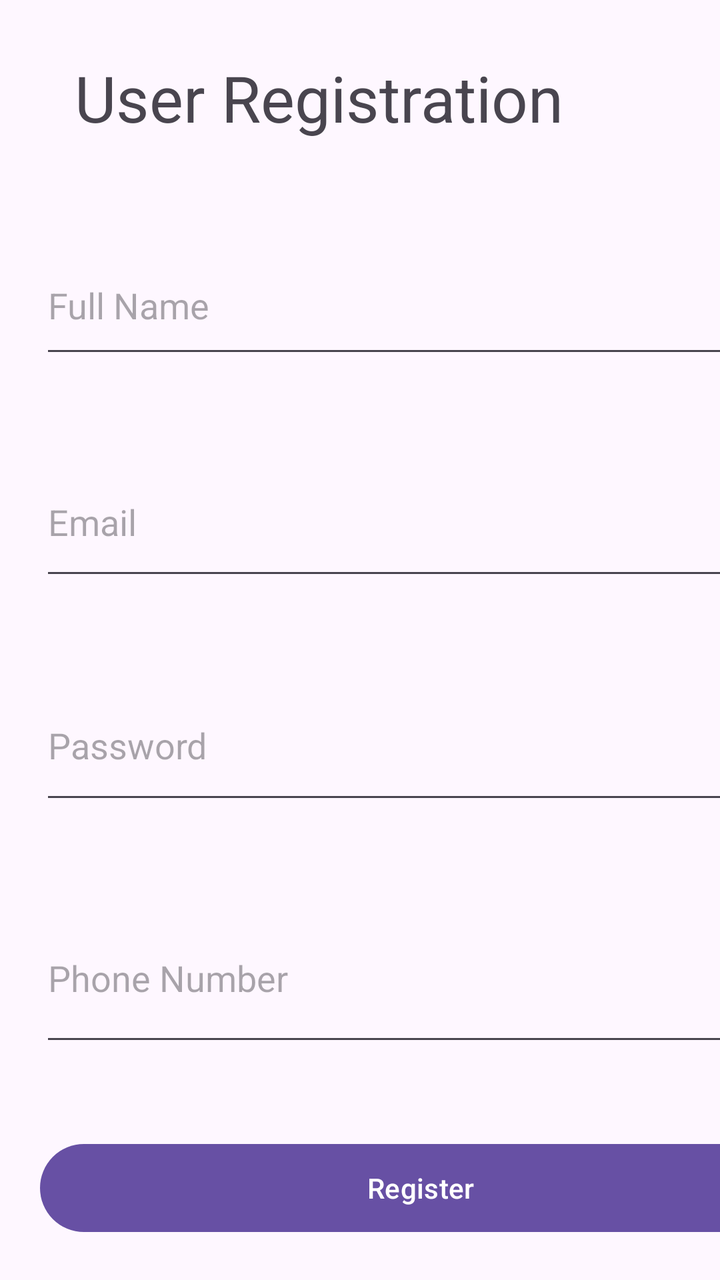
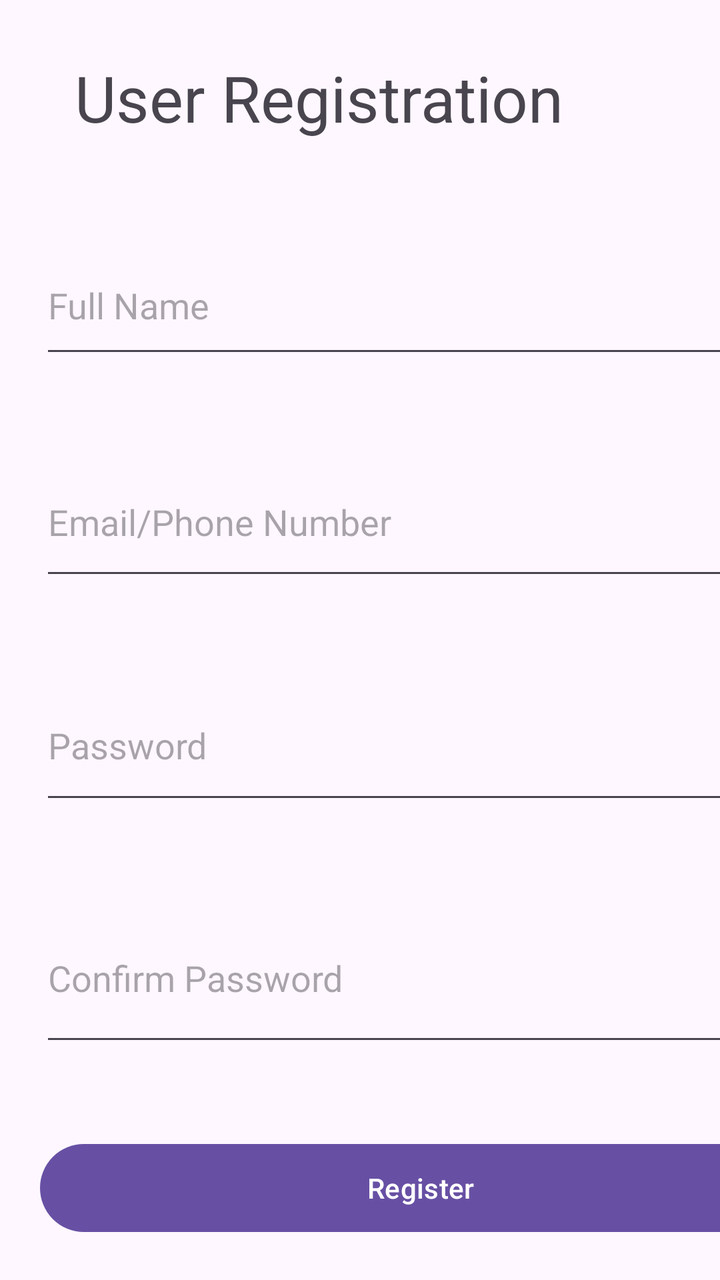

Two renders of the same Android screen: before a commit and after it. Below are the layout's source before the change and the commit's diff.
<!-- AndroidManifest.xml: application theme Theme.FinalProjShab -->
<!-- res/layout/activity_register.xml -->
<?xml version="1.0" encoding="utf-8"?>
<LinearLayout xmlns:android="http://schemas.android.com/apk/res/android"
    xmlns:app="http://schemas.android.com/apk/res-auto"
    xmlns:tools="http://schemas.android.com/tools"
    android:id="@+id/main"
    android:layout_width="match_parent"
    android:layout_height="match_parent"
    android:orientation="vertical"
    tools:context=".ViewPkg.activity_register">

    <TextView
        android:id="@+id/TextView"
        android:layout_width="279dp"
        android:layout_height="58dp"
        android:layout_margin="20dp"
        android:gravity="center"
        android:text="User Registration"
        android:textSize="32sp" />

    <EditText
        android:id="@+id/etFullName"
        android:layout_width="391dp"
        android:layout_height="66dp"
        android:layout_margin="20dp"
        android:ems="10"
        android:hint="Full Name"
        android:inputType="text" />

    <EditText
        android:id="@+id/etEmail"
        android:layout_width="386dp"
        android:layout_height="71dp"
        android:layout_margin="20dp"
        android:ems="10"
        android:hint="Email"
        android:inputType="text" />

    <EditText
        android:id="@+id/etPassword"
        android:layout_width="384dp"
        android:layout_height="72dp"
        android:layout_margin="20dp"
        android:ems="10"
        android:hint="Password"
        android:inputType="text" />

    <EditText
        android:id="@+id/etPhone"
        android:layout_width="378dp"
        android:layout_height="81dp"
        android:layout_margin="20dp"
        android:ems="10"
        android:hint="Phone Number"
        android:inputType="text" />

    <Button
        android:id="@+id/btnRegister"
        android:layout_width="381dp"
        android:layout_height="52dp"
        android:layout_margin="20dp"
        android:text="Register" />
</LinearLayout>
<!-- resources referenced by this layout -->
<resources>
  <style name="Theme.FinalProjShab" parent="Base.Theme.FinalProjShab" />
  <style name="Base.Theme.FinalProjShab" parent="Theme.Material3.DayNight.NoActionBar">
          
          
      </style>
</resources>

<!-- the commit's change to res/layout/activity_register.xml (unified diff, before → after) -->
@@ -32,7 +32,7 @@
         android:layout_height="71dp"
         android:layout_margin="20dp"
         android:ems="10"
-        android:hint="Email"
+        android:hint="Email/Phone Number"
         android:inputType="text" />
 
     <EditText
@@ -50,7 +50,7 @@
         android:layout_height="81dp"
         android:layout_margin="20dp"
         android:ems="10"
-        android:hint="Phone Number"
+        android:hint="Confirm Password"
         android:inputType="text" />
 
     <Button
